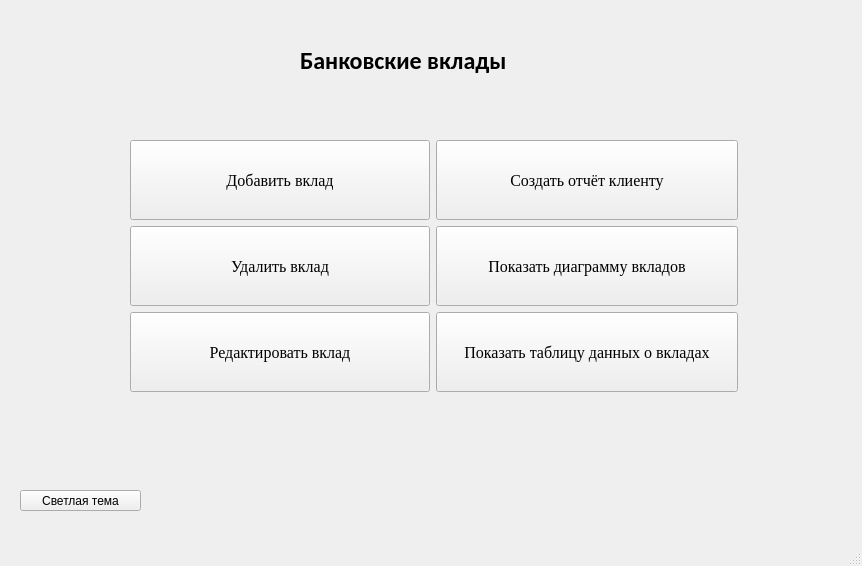
First picture: the form in Ui/Главное окно.ui, repository notprogamer3/PractiseProject, before the edit.
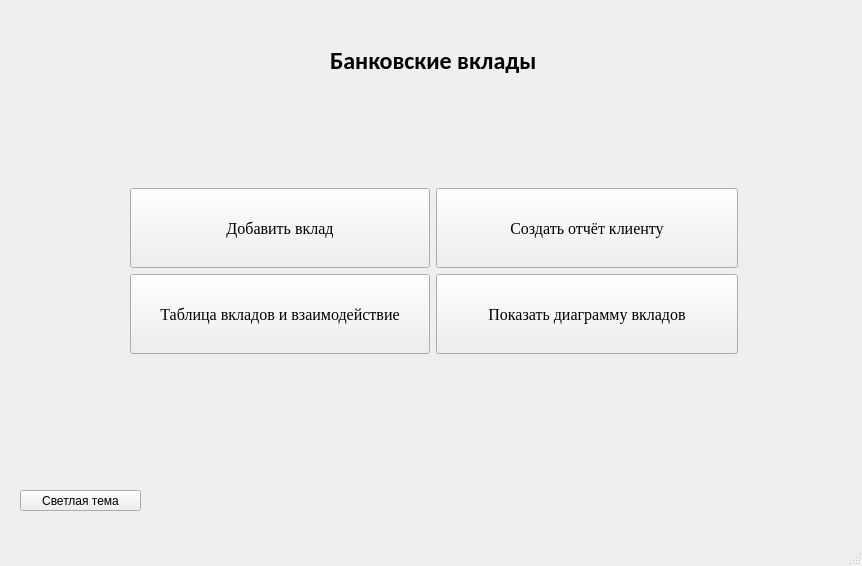
Second picture: the form after the edit.

Patch:
```diff
--- a/Ui/Главное окно.ui
+++ b/Ui/Главное окно.ui
@@ -11,7 +11,7 @@
    </rect>
   </property>
   <property name="sizePolicy">
-   <sizepolicy hsizetype="Fixed" vsizetype="Preferred">
+   <sizepolicy hsizetype="Fixed" vsizetype="Fixed">
     <horstretch>0</horstretch>
     <verstretch>0</verstretch>
    </sizepolicy>
@@ -30,9 +30,9 @@
     <property name="geometry">
      <rect>
       <x>130</x>
-      <y>130</y>
+      <y>180</y>
       <width>608</width>
-      <height>271</height>
+      <height>181</height>
      </rect>
     </property>
     <layout class="QFormLayout" name="formLayout">
@@ -92,25 +92,6 @@
        </property>
       </widget>
      </item>
-     <item row="1" column="0">
-      <widget class="QPushButton" name="DeleteDeposit">
-       <property name="minimumSize">
-        <size>
-         <width>300</width>
-         <height>80</height>
-        </size>
-       </property>
-       <property name="font">
-        <font>
-         <family>Times New Roman</family>
-         <pointsize>12</pointsize>
-        </font>
-       </property>
-       <property name="text">
-        <string>Удалить вклад</string>
-       </property>
-      </widget>
-     </item>
      <item row="1" column="1">
       <widget class="QPushButton" name="ShowDiagram">
        <property name="minimumSize">
@@ -130,26 +111,7 @@
        </property>
       </widget>
      </item>
-     <item row="2" column="0">
-      <widget class="QPushButton" name="EditDeposit">
-       <property name="minimumSize">
-        <size>
-         <width>300</width>
-         <height>80</height>
-        </size>
-       </property>
-       <property name="font">
-        <font>
-         <family>Times New Roman</family>
-         <pointsize>12</pointsize>
-        </font>
-       </property>
-       <property name="text">
-        <string>Редактировать вклад</string>
-       </property>
-      </widget>
-     </item>
-     <item row="2" column="1">
+     <item row="1" column="0">
       <widget class="QPushButton" name="ShowTable">
        <property name="sizePolicy">
         <sizepolicy hsizetype="Minimum" vsizetype="Fixed">
@@ -170,7 +132,7 @@
         </font>
        </property>
        <property name="text">
-        <string>Показать таблицу данных о вкладах</string>
+        <string>Таблица вкладов и взаимодействие</string>
        </property>
       </widget>
      </item>
@@ -179,7 +141,7 @@
    <widget class="QLabel" name="label">
     <property name="geometry">
      <rect>
-      <x>300</x>
+      <x>330</x>
       <y>40</y>
       <width>231</width>
       <height>41</height>
```
